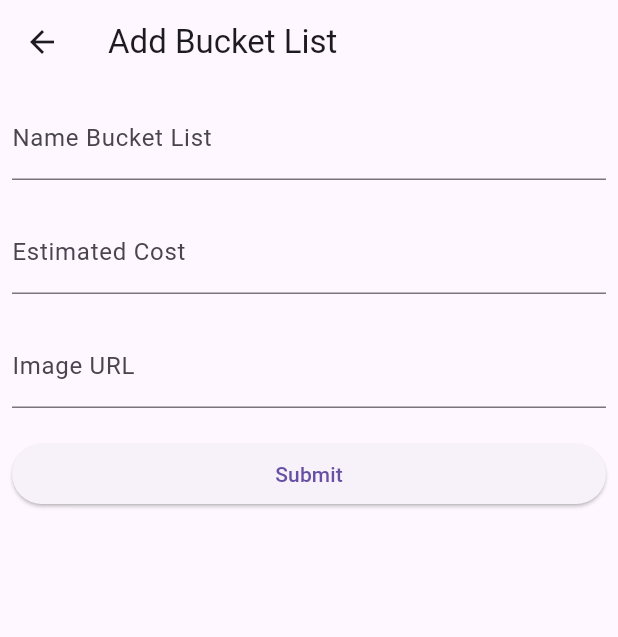
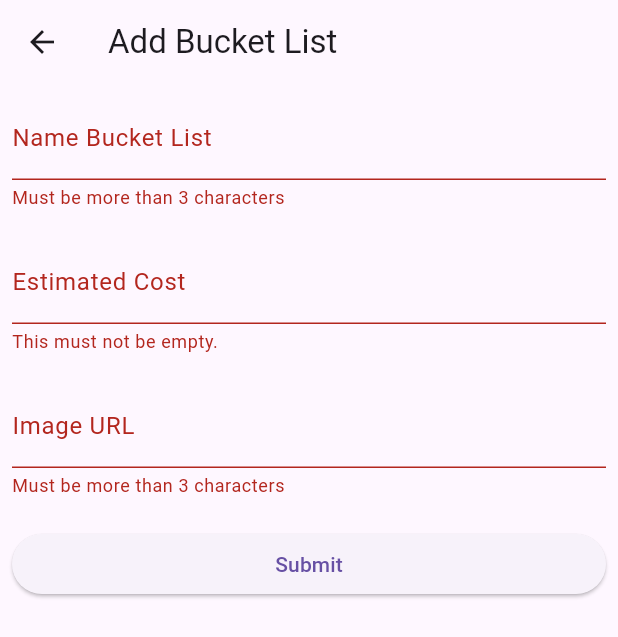
Before and after one commit to wandi1209/bucket-list-with-api, a Flutter app: the AddBucketList screen opened directly with empty values, after a tap on "Submit", on a phone screen of 412 x 824 dp. Shown: the top 637 px of the screen. Run offline on Flutter 3.47's test engine with Material 3 defaults, Android fonts, the phone set to English and light mode, and no system bars; our stand-ins replace dio; network calls fail.

Commit message:
add form validatiion to add data

```diff
--- a/lib/add_bucket_list.dart
+++ b/lib/add_bucket_list.dart
@@ -17,11 +17,11 @@
     try {
       Map<String, dynamic> data = {
         "item": nameText.text,
-        "cost": costText.text,
+        "cost": int.tryParse(costText.text),
         "image": imageURL.text,
         "complete": false
       };
-      Response response = await Dio().patch(
+      await Dio().patch(
           "https://flutterapitesting123-default-rtdb.firebaseio.com/bucketlist/${widget.newIndex}.json",
           data: data);
       Navigator.pop(context, "refresh");
@@ -31,25 +31,57 @@
 
   @override
   Widget build(BuildContext context) {
+    var addForm = GlobalKey<FormState>();
     return Scaffold(
       appBar: AppBar(
         title: Text("Add Bucket List"),
       ),
       body: Padding(
         padding: const EdgeInsets.all(8.0),
+        child: Form(
+          key: addForm,
           child: Column(
             children: [
-            TextField(
+              TextFormField(
+                autovalidateMode: AutovalidateMode.onUserInteraction,
+                validator: (value) {
+                  if (value.toString().length < 3) {
+                    return "Must be more than 3 characters";
+                  }
+                  if (value == null || value.isEmpty) {
+                    return "This must not be empty.";
+                  }
+                  return null;
+                },
                 controller: nameText,
                 decoration: InputDecoration(label: Text("Name Bucket List")),
               ),
               SizedBox(height: 20),
-            TextField(
+              TextFormField(
+                keyboardType: TextInputType.number,
+                autovalidateMode: AutovalidateMode.onUserInteraction,
+                validator: (value) {
+                  if (value == null || value.isEmpty) {
+                    return "This must not be empty.";
+                  }
+
+                  return null;
+                },
                 controller: costText,
                 decoration: InputDecoration(label: Text("Estimated Cost")),
               ),
               SizedBox(height: 20),
-            TextField(
+              TextFormField(
+                autovalidateMode: AutovalidateMode.onUserInteraction,
+                validator: (value) {
+                  if (value.toString().length < 3) {
+                    return "Must be more than 3 characters";
+                  }
+                  if (value == null || value.isEmpty) {
+                    return "This must not be empty.";
+                  }
+                  return null;
+                },
                 controller: imageURL,
                 decoration: InputDecoration(label: Text("Image URL")),
               ),
@@ -58,12 +90,18 @@
                 children: [
                   Expanded(
                       child: ElevatedButton(
-                        onPressed: addData, child: Text("Submit"))),
+                          onPressed: () {
+                            if (addForm.currentState!.validate()) {
+                              addData();
+                            }
+                          },
+                          child: Text("Submit"))),
                 ],
               )
             ],
           ),
         ),
+      ),
     );
   }
 }
--- a/lib/main_screen.dart
+++ b/lib/main_screen.dart
@@ -56,8 +56,9 @@
   }
 
   Widget listDataWidget() {
-    List<dynamic> filterList =
-        bucketListData.where((element) => !element?['complete']).toList();
+    List<dynamic> filterList = bucketListData
+        .where((element) => !(element?['complete'] ?? false))
+        .toList();
     return (filterList.isEmpty)
         ? Center(child: Text("You don't have any bucket list."))
         : ListView.builder(
```
Lines whose indentation alone changed are shown as unchanged.
